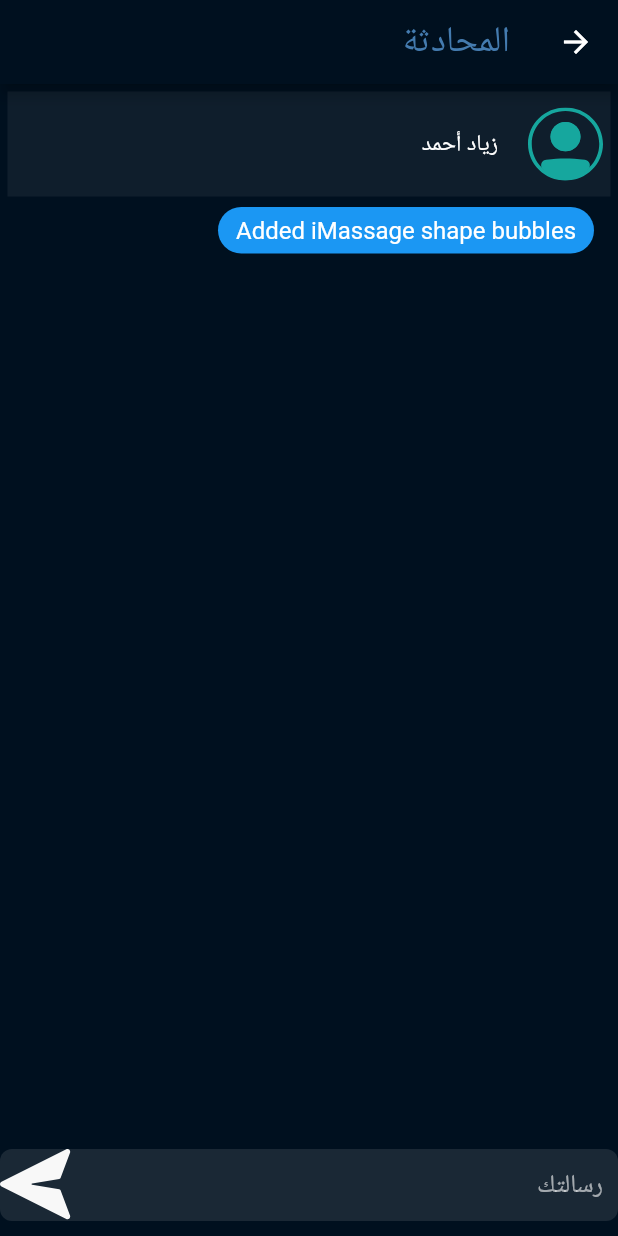
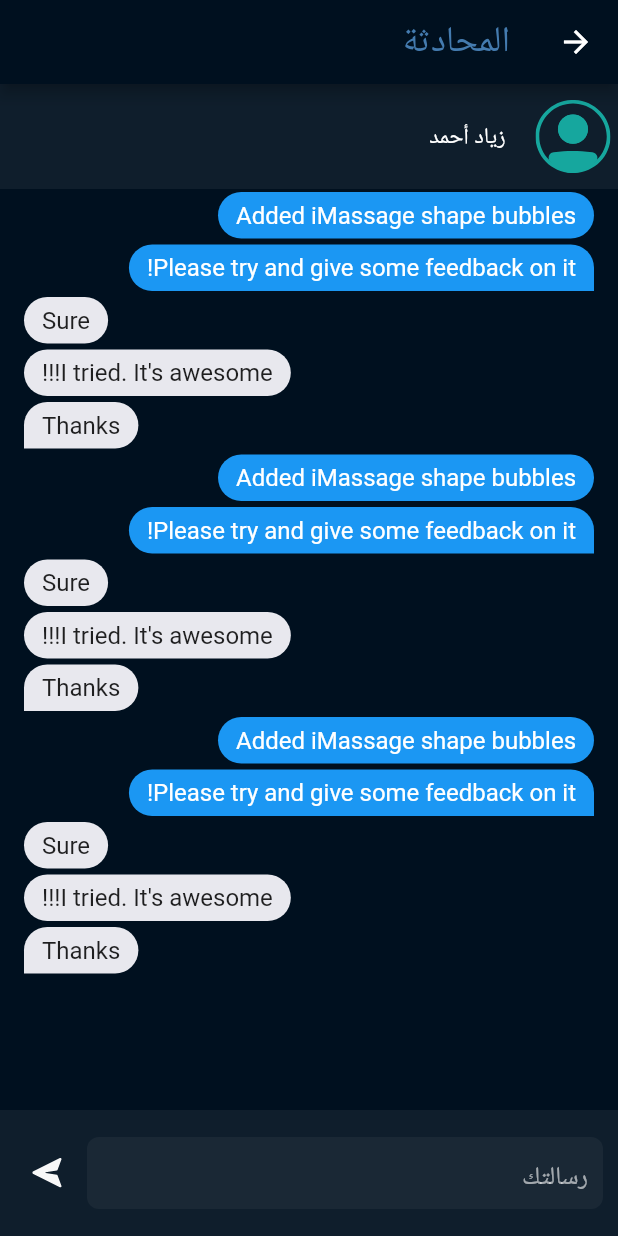
Before and after one commit to Abdulaziz4/aomlah, a Flutter app: the ChatView screen opened directly, on a phone screen of 412 x 824 dp. Run offline on Flutter 3.47's test engine with Material 2 defaults, Android fonts, the phone set to English and light mode, and no system bars; our stand-ins replace chat_bubbles, firebase_core, flutter_spinkit, flutter_svg, google_fonts, logger and 6 more; missing offline and left inert: clipboard, confirm_dialog, ecdsa, elliptic, interactive_chart, syncfusion_flutter_core; accounts and stored records are empty; network calls fail; Roboto replaces fonts that are missing (Cairo).

Commit message:
UI for chat

```diff
--- a/lib/ui/shared/rounded_input_field.dart
+++ b/lib/ui/shared/rounded_input_field.dart
@@ -38,7 +38,7 @@ class _RoundedInputFieldState extends State<RoundedInputField> {
       child: Column(
         crossAxisAlignment: CrossAxisAlignment.start,
         children: [
-          buildLabel(),
+          if (widget.label.isNotEmpty) buildLabel(),
           TextFormField(
             textDirection: TextDirection.rtl,
             onSaved: widget.onSave,
--- a/lib/ui/views/chat_/chat_view.dart
+++ b/lib/ui/views/chat_/chat_view.dart
@@ -1,4 +1,5 @@
 import 'package:aomlah/core/app/app.dart';
+import 'package:aomlah/core/app/utils/constants.dart';
 import 'package:aomlah/ui/shared/rounded_input_field.dart';
 import 'package:aomlah/ui/shared/text_field_container.dart';
 import 'package:flutter/material.dart';
@@ -15,14 +16,12 @@ class ChatView extends StatelessWidget {
         title: Text("المحادثة"),
       ),
       body: Column(
-        mainAxisAlignment: MainAxisAlignment.spaceBetween,
         children: <Widget>[
           Container(
             width: double.infinity,
             height: 70,
             padding: EdgeInsets.all(5),
-            margin: EdgeInsets.all(5),
-            color: Color(0xff0F1E2C),
+            color: Constants.black2dp,
             child: Row(
               children: <Widget>[
                 SvgPicture.asset(
@@ -36,20 +35,123 @@ class ChatView extends StatelessWidget {
             ),
           ),
           Expanded(
-            child: Container(
-              child: BubbleSpecialThree(
+            child: SingleChildScrollView(
+              child: Column(
+                children: <Widget>[
+                  BubbleSpecialThree(
                     text: 'Added iMassage shape bubbles',
                     color: Color(0xFF1B97F3),
                     tail: false,
                     textStyle: TextStyle(color: Colors.white, fontSize: 16),
                   ),
+                  BubbleSpecialThree(
+                    text: 'Please try and give some feedback on it!',
+                    color: Color(0xFF1B97F3),
+                    tail: true,
+                    textStyle: TextStyle(color: Colors.white, fontSize: 16),
+                  ),
+                  BubbleSpecialThree(
+                    text: 'Sure',
+                    color: Color(0xFFE8E8EE),
+                    tail: false,
+                    isSender: false,
+                  ),
+                  BubbleSpecialThree(
+                    text: "I tried. It's awesome!!!",
+                    color: Color(0xFFE8E8EE),
+                    tail: false,
+                    isSender: false,
+                  ),
+                  BubbleSpecialThree(
+                    text: "Thanks",
+                    color: Color(0xFFE8E8EE),
+                    tail: true,
+                    isSender: false,
+                  ),
+                  BubbleSpecialThree(
+                    text: 'Added iMassage shape bubbles',
+                    color: Color(0xFF1B97F3),
+                    tail: false,
+                    textStyle: TextStyle(color: Colors.white, fontSize: 16),
+                  ),
+                  BubbleSpecialThree(
+                    text: 'Please try and give some feedback on it!',
+                    color: Color(0xFF1B97F3),
+                    tail: true,
+                    textStyle: TextStyle(color: Colors.white, fontSize: 16),
+                  ),
+                  BubbleSpecialThree(
+                    text: 'Sure',
+                    color: Color(0xFFE8E8EE),
+                    tail: false,
+                    isSender: false,
+                  ),
+                  BubbleSpecialThree(
+                    text: "I tried. It's awesome!!!",
+                    color: Color(0xFFE8E8EE),
+                    tail: false,
+                    isSender: false,
+                  ),
+                  BubbleSpecialThree(
+                    text: "Thanks",
+                    color: Color(0xFFE8E8EE),
+                    tail: true,
+                    isSender: false,
+                  ),
+                  BubbleSpecialThree(
+                    text: 'Added iMassage shape bubbles',
+                    color: Color(0xFF1B97F3),
+                    tail: false,
+                    textStyle: TextStyle(color: Colors.white, fontSize: 16),
+                  ),
+                  BubbleSpecialThree(
+                    text: 'Please try and give some feedback on it!',
+                    color: Color(0xFF1B97F3),
+                    tail: true,
+                    textStyle: TextStyle(color: Colors.white, fontSize: 16),
+                  ),
+                  BubbleSpecialThree(
+                    text: 'Sure',
+                    color: Color(0xFFE8E8EE),
+                    tail: false,
+                    isSender: false,
+                  ),
+                  BubbleSpecialThree(
+                    text: "I tried. It's awesome!!!",
+                    color: Color(0xFFE8E8EE),
+                    tail: false,
+                    isSender: false,
+                  ),
+                  BubbleSpecialThree(
+                    text: "Thanks",
+                    color: Color(0xFFE8E8EE),
+                    tail: true,
+                    isSender: false,
+                  )
+                ],
               ),
             ),
-          RoundedInputField(
+          ),
+          Container(
+            color: Constants.black2dp,
+              padding: EdgeInsets.symmetric(vertical: 8, horizontal: 10),
+              //height: 70,
+              child: Row(
+                crossAxisAlignment: CrossAxisAlignment.center,
+                children: [
+                  Expanded(
+                    child: RoundedInputField(
                       label: "",
                       hintText: "رسالتك",
-            suffix: SvgPicture.asset("assets/icons/Send_Arrow_Icon.svg"),
+                    ),
+                  ),
+                  IconButton(
+                    onPressed: () {},
+                    icon: SvgPicture.asset("assets/icons/Send_Arrow_Icon.svg"),
+                    padding: EdgeInsets.only(right: 5),
                   )
+                ],
+              )),
         ],
       ),
     );
--- a/lib/ui/views/profile/profile_view.dart
+++ b/lib/ui/views/profile/profile_view.dart
@@ -5,6 +5,8 @@ import 'package:flutter/material.dart';
 import 'package:flutter_svg/svg.dart';
 import 'package:provider/provider.dart';
 import 'package:stacked/stacked.dart';
+
+import '../chat_/chat_view.dart';
 
 class ProfileView extends StatelessWidget {
   const ProfileView({Key? key}) : super(key: key);
```
Lines whose indentation alone changed are shown as unchanged.
